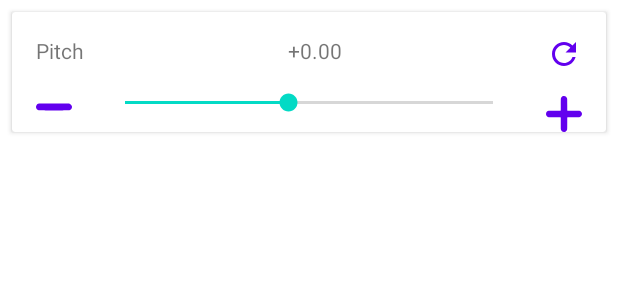
After one commit to Varsha-Kulkarni/VideoPlayer, an Android app: the layout popup_settings.xml on its own in the app's theme, with its tools: preview values and no code run, on a phone screen of 412 x 824 dp. The commit adds this screen. Shown: the top 300 px of the screen. Run offline under Robolectric (Android 15) with nearby library versions, the phone set to English and light mode, and no system bars.

Commit message:
customize playback: Pitch

```diff
--- /dev/null
+++ b/app/src/main/res/drawable/ic_refresh_24.xml
@@ -0,0 +1,10 @@
+<vector xmlns:android="http://schemas.android.com/apk/res/android"
+    android:width="24dp"
+    android:height="24dp"
+    android:tint="?android:colorControlNormal"
+    android:viewportWidth="24"
+    android:viewportHeight="24">
+    <path
+        android:fillColor="@android:color/white"
+        android:pathData="M17.65,6.35C16.2,4.9 14.21,4 12,4c-4.42,0 -7.99,3.58 -7.99,8s3.57,8 7.99,8c3.73,0 6.84,-2.55 7.73,-6h-2.08c-0.82,2.33 -3.04,4 -5.65,4 -3.31,0 -6,-2.69 -6,-6s2.69,-6 6,-6c1.66,0 3.14,0.69 4.22,1.78L13,11h7V4l-2.35,2.35z" />
+</vector>
--- /dev/null
+++ b/app/src/main/res/drawable/minus.xml
@@ -0,0 +1,10 @@
+<vector xmlns:android="http://schemas.android.com/apk/res/android"
+    android:width="24dp"
+    android:height="24dp"
+    android:viewportWidth="512"
+    android:viewportHeight="512">
+    <path
+        android:fillColor="#000000"
+        android:pathData="M43.4,207c-20.6,3 -36.6,17.5 -41.9,37.7 -6.5,24.7 9.2,51.1 35,59 5.7,1.7 15.2,1.8 219.5,1.8 204.3,-0 213.8,-0.1 219.5,-1.8 25.8,-7.9 41.5,-34.3 35,-59 -4.5,-17.3 -17,-30.5 -34.5,-36.4 -5.3,-1.7 -14.3,-1.8 -216.5,-1.9 -116,-0.1 -213.3,0.2 -216.1,0.6z"
+        android:strokeColor="#00000000" />
+</vector>
--- /dev/null
+++ b/app/src/main/res/drawable/plus.xml
@@ -0,0 +1,10 @@
+<vector xmlns:android="http://schemas.android.com/apk/res/android"
+    android:width="24dp"
+    android:height="24dp"
+    android:viewportWidth="512"
+    android:viewportHeight="512">
+    <path
+        android:fillColor="#000000"
+        android:pathData="M247.1,1.1c-18.3,3.6 -33.4,19.7 -36.1,38.4 -0.6,4.1 -1,39.7 -1,86.1l0,79.1 -2.6,2.7 -2.7,2.6 -79.1,-0c-46.4,-0 -82,0.4 -86.1,1 -24.8,3.5 -42.7,27.5 -38.7,51.7 3.3,20 18.9,35.4 38.7,38.3 4.2,0.6 38.4,1 86.1,1l79.1,-0 2.7,2.6 2.6,2.7 0,79.1c0,46.4 0.4,82 1,86.1 3.5,24.7 27.5,42.7 51.6,38.7 20.1,-3.3 35.6,-19 38.4,-38.7 0.6,-4.1 1,-39.7 1,-86.1l0,-79.1 2.6,-2.7 2.7,-2.6 79.1,-0c47.7,-0 81.9,-0.4 86.1,-1 24.9,-3.6 42.7,-27.4 38.7,-51.7 -3.3,-20 -18.9,-35.4 -38.7,-38.3 -4.2,-0.6 -38.4,-1 -86.1,-1l-79.1,-0 -2.7,-2.6 -2.6,-2.7 0,-79.1c0,-47.7 -0.4,-81.9 -1,-86.1 -3.8,-25.8 -28.5,-43.4 -53.9,-38.4z"
+        android:strokeColor="#00000000" />
+</vector>
--- a/app/src/main/res/layout/activity_player.xml
+++ b/app/src/main/res/layout/activity_player.xml
@@ -3,6 +3,7 @@
     xmlns:app="http://schemas.android.com/apk/res-auto"
     android:layout_width="match_parent"
     android:layout_height="match_parent"
+    android:id="@+id/parentLayout"
     android:background="#000000">
 
     <com.google.android.exoplayer2.ui.PlayerView
--- /dev/null
+++ b/app/src/main/res/layout/popup_settings.xml
@@ -0,0 +1,91 @@
+<?xml version="1.0" encoding="utf-8"?>
+<androidx.constraintlayout.widget.ConstraintLayout xmlns:android="http://schemas.android.com/apk/res/android"
+    xmlns:app="http://schemas.android.com/apk/res-auto"
+    android:layout_width="match_parent"
+    android:layout_height="match_parent"
+    android:background="@color/white">
+
+
+    <androidx.cardview.widget.CardView
+        android:id="@+id/pitchView"
+        android:layout_width="match_parent"
+        android:layout_height="wrap_content"
+        android:layout_margin="8dp"
+        app:layout_constraintEnd_toEndOf="parent"
+        app:layout_constraintStart_toStartOf="parent"
+        app:layout_constraintTop_toTopOf="parent">
+
+        <androidx.constraintlayout.widget.ConstraintLayout
+            android:layout_width="match_parent"
+            android:layout_height="match_parent">
+
+            <TextView
+                android:id="@+id/pitchTextView"
+                android:layout_width="wrap_content"
+                android:layout_height="wrap_content"
+                android:layout_marginStart="16dp"
+                android:layout_marginTop="16dp"
+                android:text="@string/pitch"
+                app:layout_constraintStart_toStartOf="parent"
+                app:layout_constraintTop_toTopOf="parent" />
+
+            <TextView
+                android:id="@+id/pitchValueText"
+                android:layout_width="wrap_content"
+                android:layout_height="wrap_content"
+                android:layout_marginTop="16dp"
+                android:layout_marginBottom="16dp"
+                android:text="@string/pitch_value"
+                app:layout_constraintEnd_toStartOf="@+id/pitchResetButton"
+                app:layout_constraintStart_toEndOf="@+id/pitchTextView"
+                app:layout_constraintTop_toTopOf="parent" />
+
+            <Button
+                android:id="@+id/pitchResetButton"
+                android:layout_width="24dp"
+                android:layout_height="24dp"
+                android:layout_marginTop="16dp"
+                android:layout_marginEnd="16dp"
+                android:background="@drawable/ic_refresh_24"
+                app:layout_constraintEnd_toEndOf="parent"
+                app:layout_constraintTop_toTopOf="parent" />
+
+            <Button
+                android:id="@+id/minusButton"
+                android:layout_width="24dp"
+                android:layout_height="24dp"
+                android:layout_marginStart="16dp"
+                android:layout_marginTop="16dp"
+                android:layout_marginBottom="16dp"
+                android:background="@drawable/minus"
+                android:padding="24dp"
+                app:layout_constraintStart_toStartOf="parent"
+                app:layout_constraintTop_toBottomOf="@id/pitchTextView" />
+
+            <SeekBar
+                android:id="@+id/pitchSeekbar"
+                android:layout_width="0dp"
+                android:layout_height="wrap_content"
+                android:layout_marginTop="16dp"
+                android:max="10"
+                android:min="1"
+                android:progress="5"
+                app:layout_constraintEnd_toStartOf="@id/plusButton"
+                app:layout_constraintStart_toEndOf="@id/minusButton"
+                app:layout_constraintTop_toBottomOf="@+id/pitchValueText"
+                app:layout_constraintWidth_percent="0.7" />
+
+            <Button
+                android:id="@+id/plusButton"
+                android:layout_width="24dp"
+                android:layout_height="24dp"
+                android:layout_marginTop="16dp"
+                android:layout_marginEnd="16dp"
+                android:layout_marginBottom="16dp"
+                android:background="@drawable/plus"
+                android:padding="24dp"
+                app:layout_constraintEnd_toEndOf="parent"
+                app:layout_constraintTop_toBottomOf="@id/pitchResetButton" />
+        </androidx.constraintlayout.widget.ConstraintLayout>
+    </androidx.cardview.widget.CardView>
+</androidx.constraintlayout.widget.ConstraintLayout>
--- a/app/src/main/res/values/strings.xml
+++ b/app/src/main/res/values/strings.xml
@@ -5,4 +5,10 @@
     </string>
     <string name="play_video">Play Video</string>
     <string name="youtube_link">Youtube Link:</string>
+    <string name="menu_settings">Settings</string>
+    <string name="minus_text">-</string>
+    <string name="plus_text">+</string>
+    <string name="pitch_value">+0.00</string>
+    <string name="tempo">Tempo</string>
+    <string name="pitch">Pitch</string>
 </resources>
```
Also changed, not shown: app/src/main/java/dev/varshakulkarni/videoplayer/PlayerActivity.kt (+98 -0 lines), app/src/main/res/drawable/ic_settings_24.xml (added, +10 -0 lines), app/src/main/res/menu/main_menu.xml (added, +10 -0 lines).
